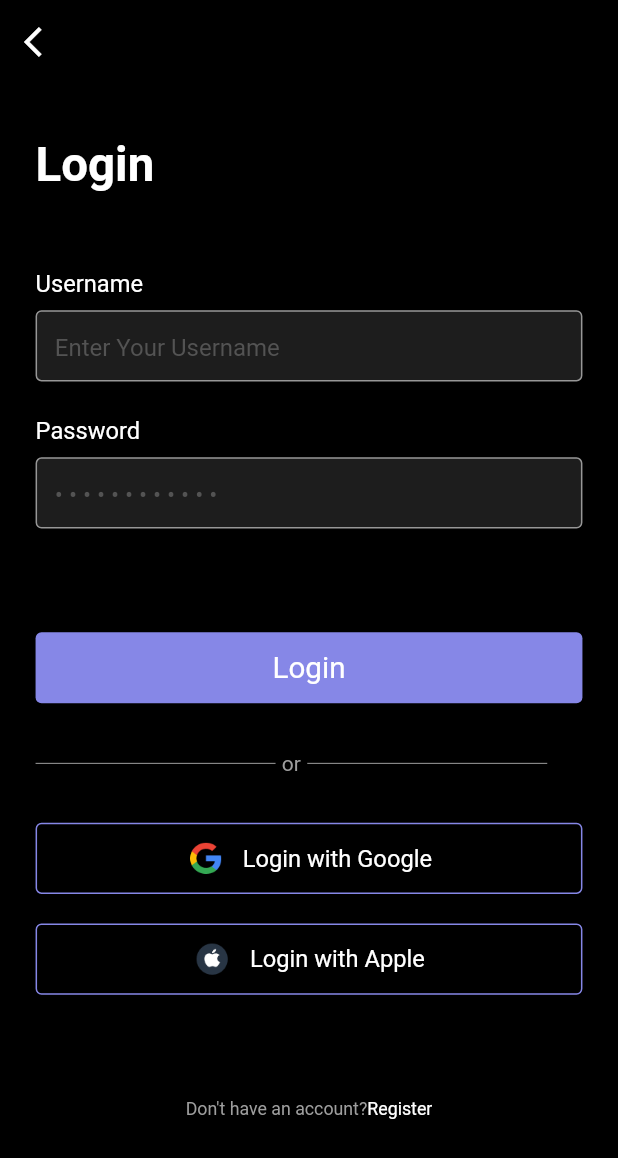
After one commit to ahadjonovss/UpToDo, a Flutter app: the StartPage screen opened by its route, after a tap on "Login", on a phone screen of 412 x 824 dp. The commit adds this screen. Shown: the top 1158 px of the screen. Run offline on Flutter 3.47's test engine with Material 2 defaults, Android fonts, the phone set to English and light mode, and no system bars; our stand-ins replace flutter_screenutil, lottie.

Commit message:
Login Page done

```diff
--- /dev/null
+++ b/lib/core/widgets/auth_sm.dart
@@ -0,0 +1,31 @@
+import 'package:flutter/cupertino.dart';
+import 'package:flutter_screenutil/flutter_screenutil.dart';
+
+import '../../utils/consts.dart';
+
+Widget auth_with(String img,String what){
+  return Container(
+      height: 48.h,
+      width: 358.w,
+      decoration:  BoxDecoration(
+        border: Border.all(color: Color(0xFF8687E7)),
+        borderRadius: BorderRadius.circular(4).r,
+      ),
+      child: Row(
+        mainAxisAlignment: MainAxisAlignment.center,
+        children: [
+          Container(
+            height: 24.h,
+            width: 24.w,
+            decoration:  BoxDecoration(
+                image: DecorationImage(
+                    image: AssetImage(img)
+                )
+            ),
+          ),
+          SizedBox(width: 12.w,),
+          Text("Login with $what",style: TextStyle(fontSize: 16.sp),)
+
+
+        ],));
+}
--- /dev/null
+++ b/lib/core/widgets/text_field.dart
@@ -0,0 +1,33 @@
+import 'package:flutter/cupertino.dart';
+import 'package:flutter/material.dart';
+import 'package:flutter_screenutil/flutter_screenutil.dart';
+
+Widget textField(String text, String hint,TextEditingController ctrl,bool obs){
+  return Column(
+    crossAxisAlignment: CrossAxisAlignment.start,
+    children: [
+      Text(text,style: TextStyle(fontWeight: FontWeight.w400,fontSize: 16.sp),),
+      SizedBox(height: 8.h,),
+      Container(
+        padding: EdgeInsets.only(left: 12).r,
+        height: 48.h,
+        width: 358.w,
+        decoration: BoxDecoration(
+            border: Border.all(color: const Color(0xFF979797)),
+            borderRadius: BorderRadius.circular(4).r,
+            color: const Color(0xFF1D1D1D)
+
+        ),
+        child: TextField(
+          obscureText: obs,
+          controller: ctrl,
+          decoration:  InputDecoration(
+              border: InputBorder.none,
+              hintText: hint,
+              hintStyle: const TextStyle(color: Color(0xFF535353))
+          ),
+        ),
+      )
+    ],
+  );
+}
--- /dev/null
+++ b/lib/pages/Auth/login_page.dart
@@ -0,0 +1,111 @@
+import 'package:flutter/material.dart';
+import 'package:flutter_screenutil/flutter_screenutil.dart';
+import 'package:up_todo/core/widgets/auth_sm.dart';
+import 'package:up_todo/core/widgets/text_field.dart';
+import 'package:up_todo/routes/routes.dart';
+import 'package:up_todo/utils/consts.dart';
+
+import '../../utils/colors.dart';
+
+class LoginPage extends StatefulWidget {
+  const LoginPage({Key? key}) : super(key: key);
+
+  @override
+  State<LoginPage> createState() => _LoginPageState();
+}
+
+class _LoginPageState extends State<LoginPage> {
+  bool isDone=false;
+  TextEditingController usrnm_ctrl=TextEditingController();
+  TextEditingController psw_ctrl=TextEditingController();
+  @override
+  Widget build(BuildContext context) {
+    return Scaffold(
+      backgroundColor: Colors.black,
+      appBar: AppBar(
+        backgroundColor: Colors.black,
+        elevation: 0,
+        leading: IconButton(
+            onPressed: (){
+              Navigator.pop(context);
+            },
+            icon: const Icon(Icons.arrow_back_ios)),
+      ),
+      body: SafeArea(
+        child: Container(
+          margin:const  EdgeInsets.only(top: 12).r,
+          padding: const EdgeInsets.all(24).r,
+          child: Column(
+            crossAxisAlignment: CrossAxisAlignment.start,
+            children: [
+              Text("Login",style: TextStyle(fontSize: 32.sp,fontWeight: FontWeight.w600),),
+              SizedBox(height: 52.h,),
+              textField("Username", "Enter Your Username", usrnm_ctrl, false),
+              SizedBox(height: 24.h,),
+              textField("Password", "• • • • • • • • • • • •", psw_ctrl, true),
+              SizedBox(height: 70.h,),
+              InkWell(
+                onTap: (){
+                  if((usrnm_ctrl.text.isNotEmpty&&psw_ctrl.text.isNotEmpty)==true){
+                    Navigator.pushNamedAndRemoveUntil(context, RouteName.home, (route) => false);
+                  }
+
+                },
+                child: Container(
+                  height: 48.h,
+                  width: 358.w,
+                  decoration:  BoxDecoration(
+                    color: const Color(0xFF8687E7),
+                    borderRadius: BorderRadius.circular(4).r,
+                  ),
+                  child: Center(child: Text(textAlign: TextAlign.center,"Login",style: TextStyle(fontSize: 20.sp),)),
+                ),
+              ), //Login
+              const SizedBox(height: 32,),
+              SizedBox(
+                width: double.infinity,
+                child: Row(
+                  children: [
+                    const SizedBox(
+                      width: 160,
+                      child: Divider(
+                        color: Colors.grey,
+                      ),
+                    ),
+                    SizedBox(width: 4.w,),
+                    const Text("or",style: TextStyle(color: Colors.grey),),
+                    SizedBox(width: 4.w,),
+                    const SizedBox(
+                      width: 160,
+                      child: Divider(
+                        color: Colors.grey,
+                      ),
+                    ),
+                  ],
+                ),
+              ),
+              SizedBox(height: 32.h,),
+              auth_with(Consts.png_google, "Google"),
+              SizedBox(height: 20.h,),
+              auth_with(Consts.png_apple, "Apple"),
+              SizedBox(height: 70.h,),
+              Row(
+                mainAxisAlignment: MainAxisAlignment.center,
+                children: [
+                  Text("Don't have an account?",style: TextStyle(color: Colors.grey,fontSize: 12.sp),),
+                  InkWell(
+                    onTap: (){
+                      Navigator.pushNamed(context, RouteName.register);
+                    },
+                      child: Text("Register",style: TextStyle(fontSize: 12.sp),)),
+
+                ],
+              )
+
+            ],
+          ),
+        ),
+      ),
+    );
+  }
+}
--- /dev/null
+++ b/lib/pages/Auth/register.dart
@@ -0,0 +1,15 @@
+import 'package:flutter/material.dart';
+
+class RegisterPage extends StatefulWidget {
+  const RegisterPage({Key? key}) : super(key: key);
+
+  @override
+  State<RegisterPage> createState() => _RegisterPageState();
+}
+
+class _RegisterPageState extends State<RegisterPage> {
+  @override
+  Widget build(BuildContext context) {
+    return Scaffold();
+  }
+}
--- /dev/null
+++ b/lib/pages/home/home_page.dart
@@ -0,0 +1,15 @@
+import 'package:flutter/material.dart';
+
+class HomePage extends StatefulWidget {
+  const HomePage({Key? key}) : super(key: key);
+
+  @override
+  State<HomePage> createState() => _HomePageState();
+}
+
+class _HomePageState extends State<HomePage> {
+  @override
+  Widget build(BuildContext context) {
+    return Scaffold();
+  }
+}
--- a/lib/pages/onboarding/starting_page.dart
+++ b/lib/pages/onboarding/starting_page.dart
@@ -1,5 +1,6 @@
 import 'package:flutter/material.dart';
 import 'package:flutter_screenutil/flutter_screenutil.dart';
+import 'package:up_todo/routes/routes.dart';
 import 'package:up_todo/utils/colors.dart';
 
 class StartPage extends StatefulWidget {
@@ -40,7 +41,11 @@ class _StartPageState extends State<StartPage> {
                 color: Colors.white.withOpacity(0.87),fontSize: 16.sp,
               ),textAlign: TextAlign.center,),
               SizedBox(height: 350.h,),
-              Container(
+              InkWell(
+                onTap: (){
+                  Navigator.pushNamed(context, RouteName.login);
+                },
+                child: Container(
                   height: 48.h,
                   width: 328.w,
                   decoration:  BoxDecoration(
@@ -48,6 +53,7 @@ class _StartPageState extends State<StartPage> {
                     borderRadius: BorderRadius.circular(4).r,
                   ),
                   child: Center(child: Text(textAlign: TextAlign.center,"Login",style: TextStyle(fontSize: 20.sp),)),
+                ),
               ),
               SizedBox(height: 28.h,),
               Container(
--- a/lib/routes/routes.dart
+++ b/lib/routes/routes.dart
@@ -1,4 +1,7 @@
 import 'package:flutter/material.dart';
+import 'package:up_todo/pages/Auth/login_page.dart';
+import 'package:up_todo/pages/Auth/register.dart';
+import 'package:up_todo/pages/home/home_page.dart';
 import 'package:up_todo/pages/onboarding/starting_page.dart';
 import 'package:up_todo/pages/onboarding/onboarding.dart';
 import 'package:up_todo/pages/splash_page.dart';
@@ -7,6 +10,9 @@ class RouteName{
   static const splash="splsh";
   static const onboarding="onb";
   static const start="str";
+  static const login="lgn";
+  static const register="rgsts";
+  static const home="home";
 }
 
 class AppRoutes{
@@ -16,6 +22,12 @@ class AppRoutes{
     switch(settings.name){
       case RouteName.splash:
         return MaterialPageRoute(builder: (_)=> const SplashPage());
+      case RouteName.home:
+        return MaterialPageRoute(builder: (_)=> const HomePage());
+      case RouteName.register:
+        return MaterialPageRoute(builder: (_)=> const RegisterPage());
+      case RouteName.login:
+        return MaterialPageRoute(builder: (_)=> const LoginPage());
       case RouteName.onboarding:
         return MaterialPageRoute(builder: (_)=> const OnboardingPage());
       case RouteName.start:
--- a/lib/utils/consts.dart
+++ b/lib/utils/consts.dart
@@ -7,4 +7,9 @@ class Consts {
 
   //png
   static const png_logo = "assets/images/png_images/app_logo.png";
+
+  //icons
+
+  static const png_google = "assets/icons/google.png";
+  static const png_apple = "assets/icons/apple.png";
 }
```
Also changed, not shown: assets/icons/apple.png (added), assets/icons/google.png (added). Lines whose indentation alone changed are shown as unchanged.
